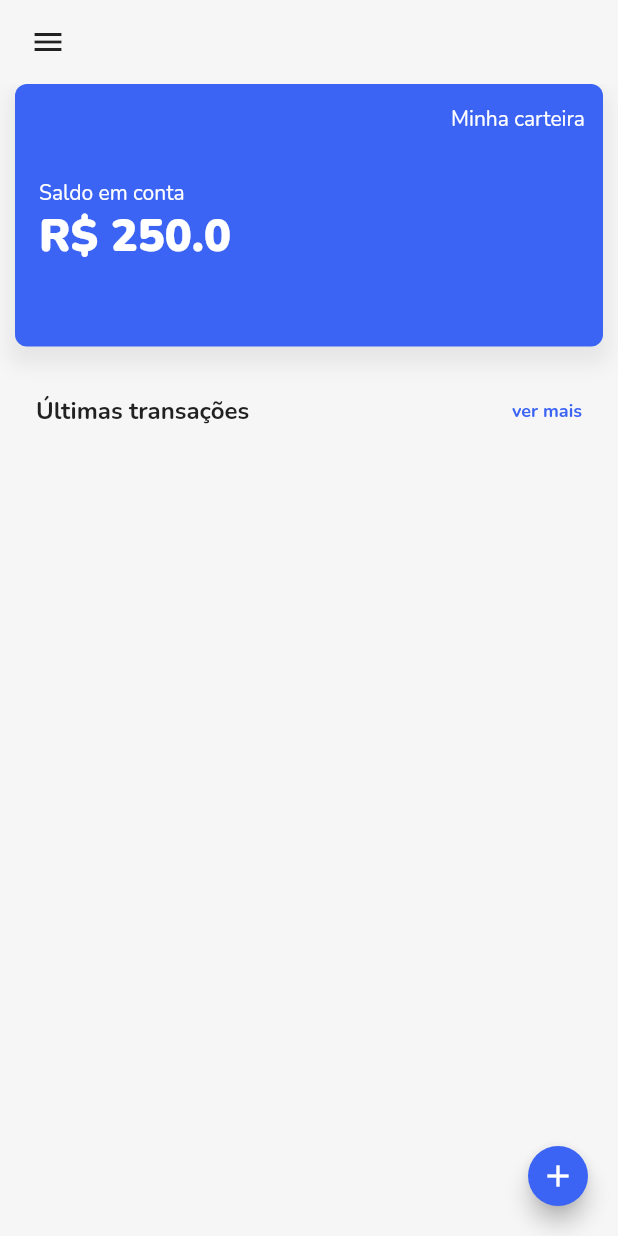
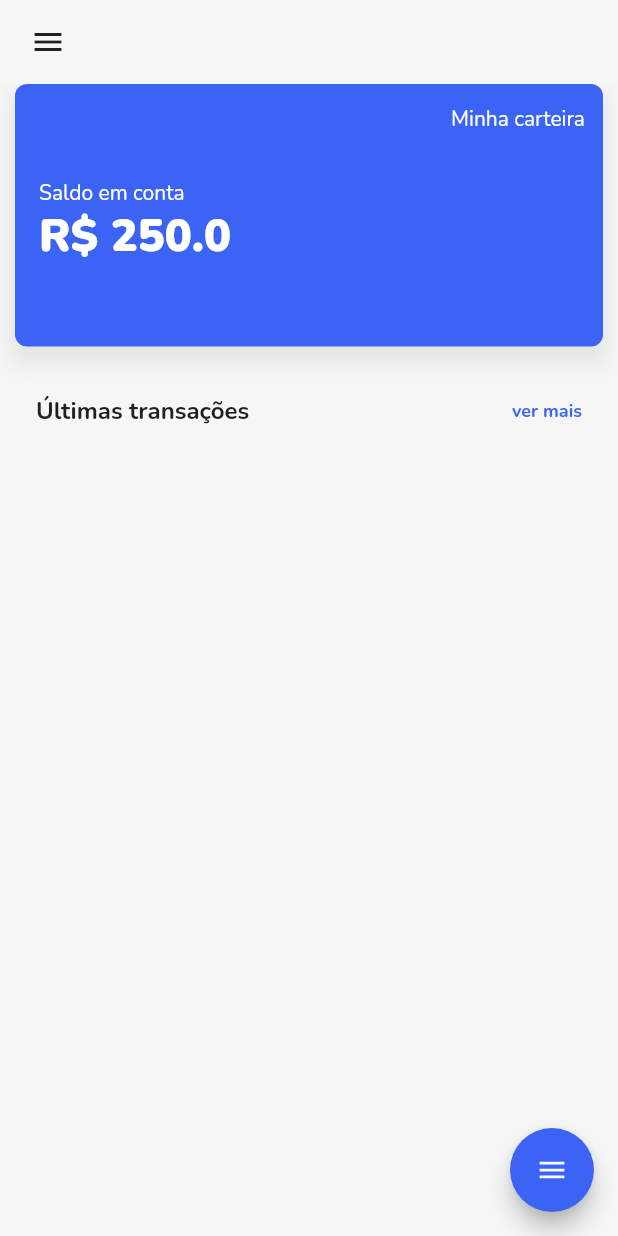
Before and after one commit to fagnerpsantos/flutter-gerenciador-gastos, a Flutter app: the screen it shows after launch, on a phone screen of 412 x 824 dp. Run offline on Flutter 3.47's test engine with Material 2 defaults, Android fonts, the phone set to English and light mode, and no system bars; drawn by our look-alikes of flutter_speed_dial; our stand-ins replace date_format, flutter_svg, google_fonts, sqflite; accounts and stored records are empty.

```diff
--- a/lib/screens/home/home_screen.dart
+++ b/lib/screens/home/home_screen.dart
@@ -2,6 +2,7 @@ import 'package:flutter/material.dart';
 import 'package:flutter_gerenciador_gastos/screens/cadastrar_transacao/cadastrar_transacao_screen.dart';
 import 'package:flutter_gerenciador_gastos/screens/constants/color_contant.dart';
 import 'package:flutter_gerenciador_gastos/screens/home/components/body.dart';
+import 'package:flutter_speed_dial/flutter_speed_dial.dart';
 
 import 'components/drawer.dart';
 
@@ -12,6 +13,7 @@ class HomeScreen extends StatefulWidget {
 
 class _HomeScreenState extends State<HomeScreen> {
   final GlobalKey<ScaffoldState> _scaffoldKey = new GlobalKey<ScaffoldState>();
+  bool dialVisible = true;
 
   @override
   Widget build(BuildContext context) {
@@ -34,17 +36,51 @@ class _HomeScreenState extends State<HomeScreen> {
         ),
       ),
       drawer: drawer(context),
-      floatingActionButton: FloatingActionButton(
-        mini: true,
-        onPressed: (){
+      floatingActionButton: buildSpeedDial(),
+    );
+  }
+
+  SpeedDial buildSpeedDial() {
+    return SpeedDial(
+      animatedIcon: AnimatedIcons.menu_close,
+      animatedIconTheme: IconThemeData(size: 22.0),
+      // child: Icon(Icons.add),
+      visible: dialVisible,
+      curve: Curves.bounceIn,
+      children: [
+        SpeedDialChild(
+          child: Icon(Icons.add, color: Colors.white),
+          backgroundColor: kGreenColor,
+          onTap: () {
             Navigator.of(context).push(
               MaterialPageRoute(
-              builder: (_) => CadastrarTransacaoScreen(),
+                builder: (_) => CadastrarTransacaoScreen(
+                  tipoTransacao: 1,
+                ),
               ),
             );
           },
-        child: Icon(Icons.add),
+          label: 'Entrada',
+          labelStyle: TextStyle(fontWeight: FontWeight.w500),
+          labelBackgroundColor: kGreenColor,
         ),
+        SpeedDialChild(
+          child: Icon(Icons.remove, color: Colors.white),
+          backgroundColor: Colors.redAccent,
+          onTap: () {
+            Navigator.of(context).push(
+              MaterialPageRoute(
+                builder: (_) => CadastrarTransacaoScreen(
+                  tipoTransacao: 2,
+                ),
+              ),
+            );
+          },
+          label: 'Saída',
+          labelStyle: TextStyle(fontWeight: FontWeight.w500),
+          labelBackgroundColor: Colors.redAccent,
+        ),
+      ],
     );
   }
 }
--- a/pubspec.yaml
+++ b/pubspec.yaml
@@ -27,6 +27,7 @@ dependencies:
   google_fonts: ^1.1.0
   sqflite: ^1.3.0
   date_format: ^1.0.9
+  flutter_speed_dial: ^1.2.5
 
 
   # The following adds the Cupertino Icons font to your application.
```
Also changed, not shown: lib/screens/cadastrar_transacao/cadastrar_transacao_screen.dart (+4 -7 lines), pubspec.lock. Lines whose indentation alone changed are shown as unchanged.
